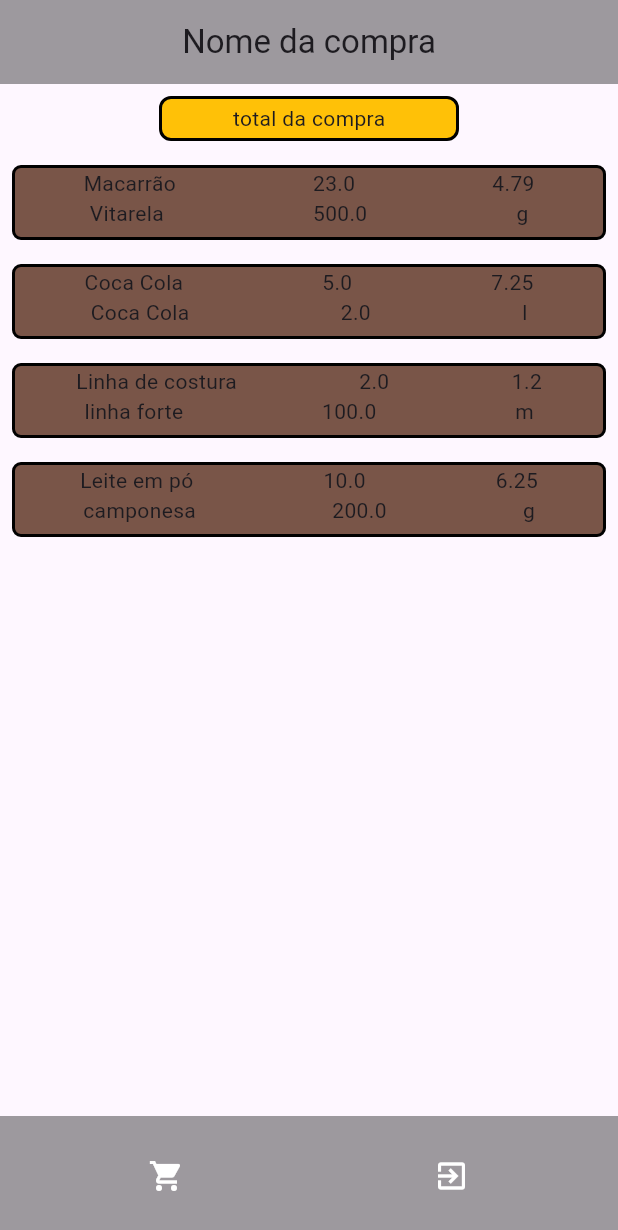
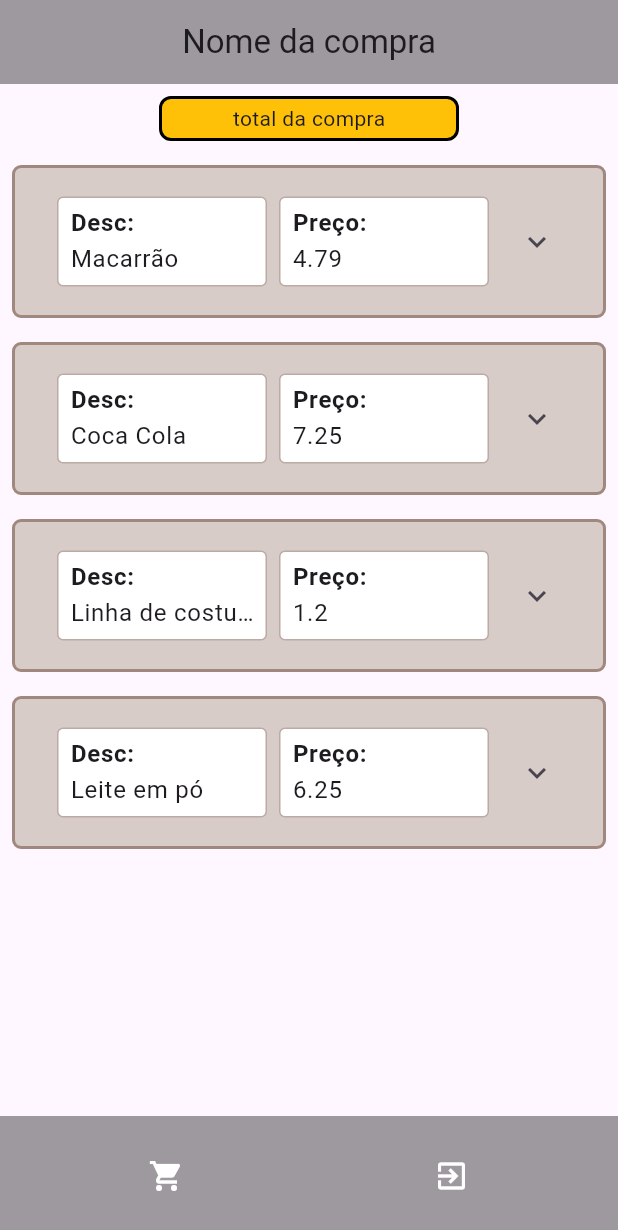
Before and after one commit to gustavo91010/recall-de-compras-app, a Flutter app: the screen it shows after launch, on a phone screen of 412 x 824 dp. Shown: the top 1230 px of the screen. Run offline on Flutter 3.47's test engine with Material 3 defaults, Android fonts, the phone set to English and light mode, and no system bars.

Commit message:
feat: melhoria na acomodação dos valores no item

```diff
--- a/lib/components/item_component.dart
+++ b/lib/components/item_component.dart
@@ -1,4 +1,3 @@
-
 import 'package:flutter/material.dart';
 
 class Item extends StatelessWidget {
@@ -25,50 +24,65 @@ class Item extends StatelessWidget {
       padding: const EdgeInsets.all(8.0),
       child: Container(
         width: 500,
-          height: 50,
+        padding: const EdgeInsets.all(8.0),
         decoration: BoxDecoration(
-            color: Colors.brown,
+          color: Colors.brown[100],
           borderRadius: BorderRadius.circular(6.0),
           border: Border.all(
-              color: Colors.black,
+            color: Colors.brown[300]!,
             width: 2.0,
           ),
         ),
-          child: Column(
+        child: ExpansionTile(
+          title: Row(
+            mainAxisAlignment: MainAxisAlignment.spaceBetween,
+            children: [
+              Expanded(child: _buildElement('Desc:', descricao)),
+              // Expanded(child: _buildElement('Qnd:', quantidade.toString())),
+              Expanded(child: _buildElement('Preço:', preco.toString())),
+            ],
+          ),
           children: [
             Row(
-                mainAxisAlignment: MainAxisAlignment.spaceAround,
-                crossAxisAlignment: CrossAxisAlignment.center,
+              mainAxisAlignment: MainAxisAlignment.spaceBetween,
               children: [
-                  SizedBox(
-                    child: Text(descricao),
-                  ),
-                  SizedBox(
-                    child: Text(quantidade.toString()),
-                  ),
-                  SizedBox(
-                    child: Text(preco.toString()),
-                  )
+                Expanded(child: _buildElement('Marca:', marca)),
+                // Expanded(child: _buildElement('Medida:', medida.toString())),
+                Expanded(child: _buildElement('Unidade:', '$medida $unidade')),
               ],
             ),
-              Row(
-                mainAxisAlignment: MainAxisAlignment.spaceAround,
-                crossAxisAlignment: CrossAxisAlignment.center,
+          ],
+        ),
+      ),
+    );
+  }
+
+  Widget _buildElement(String label, String value) {
+    return Container(
+      margin: const EdgeInsets.symmetric(vertical: 2.0, horizontal: 4.0),
+      padding: const EdgeInsets.symmetric(horizontal: 8.0, vertical: 5.0),
+      decoration: BoxDecoration(
+        color: Colors.white,
+        borderRadius: BorderRadius.circular(4.0),
+        border: Border.all(
+          color: Colors.brown[200]!,
+          width: 1.0,
+        ),
+      ),
+      child: Column(
+        crossAxisAlignment: CrossAxisAlignment.start,
         children: [
-                  SizedBox(
-                    child: Text(marca),
+          Text(
+            label,
+            style: const TextStyle(fontWeight: FontWeight.bold),
           ),
-                  SizedBox(
-                    child: Text(medida.toString()),
-                  ),
-                  SizedBox(
-                    child: Text(unidade),
-                  )
+          Text(
+            value,
+            overflow: TextOverflow
+                .ellipsis, // Adiciona reticências se o texto for muito longo
+            maxLines: 1,
+          ) // Garante que o texto ocupe apenas uma linha),
         ],
-              )
-            ],
-          )
-          //const Text('Esse vai ser o componente do item'),
       ),
     );
   }
```
Lines whose indentation alone changed are shown as unchanged.
